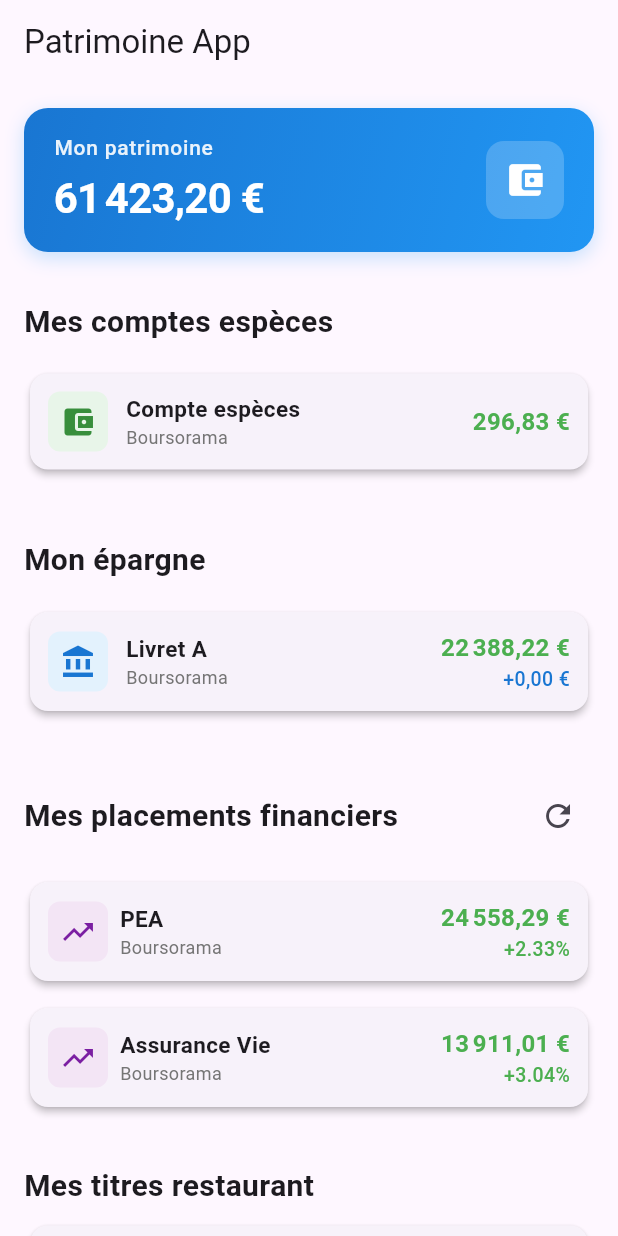
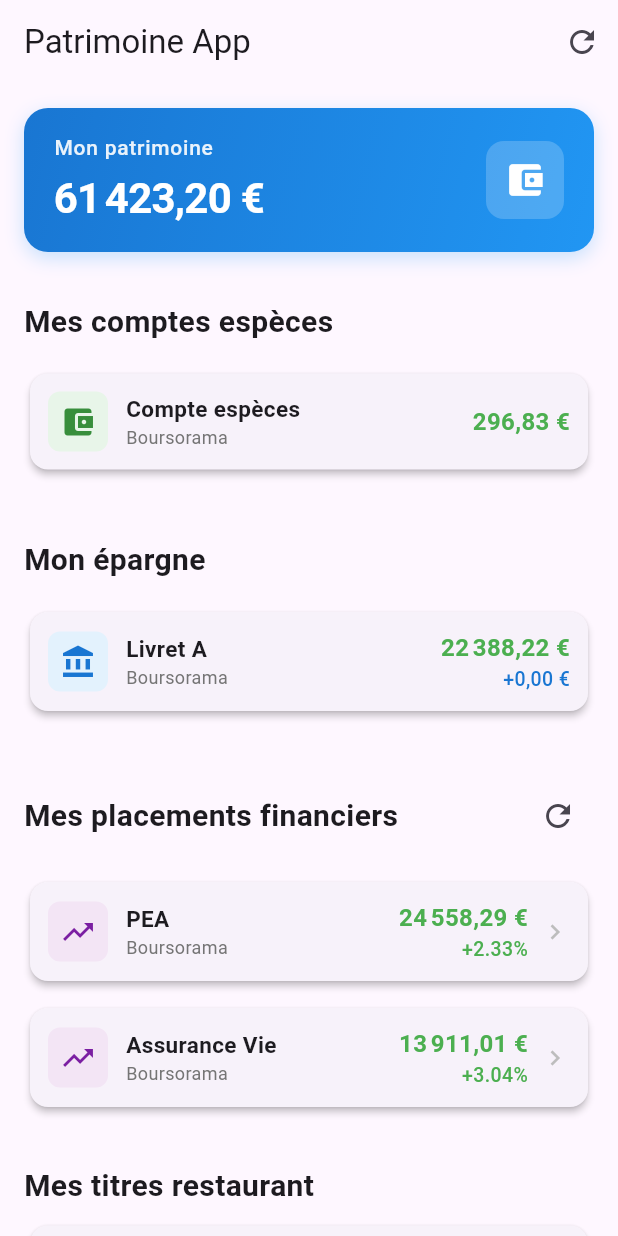
Before and after one commit to Lucasherfort/PatrimoineApp, a Flutter app: the screen it shows after launch, on a phone screen of 412 x 824 dp. Run offline on Flutter 3.47's test engine with Material 3 defaults, Android fonts, the phone set to English and light mode, and no system bars; our stand-ins replace googleapis_auth; missing offline and left inert: googleapis.

Commit message:
correction bug mise à jour

```diff
--- a/lib/ui/home_page.dart
+++ b/lib/ui/home_page.dart
@@ -27,11 +27,12 @@ class _HomePageState extends State<HomePage> {
   }
 
   Future<void> _loadPatrimoine() async {
+    setState(() => isLoading = true);
+
     final repo = LocalDatabaseRepository();
     final db = await repo.load();
     final service = PatrimoineService(db);
 
-    // ✅ Maintenant getTotalPatrimoineForUser est async
     final total = await service.getTotalPatrimoineForUser(userId);
     final accounts = service.getAccountsForUser(userId);
 
@@ -48,6 +49,14 @@ class _HomePageState extends State<HomePage> {
       appBar: AppBar(
         title: const Text("Patrimoine App"),
         elevation: 0,
+        actions: [
+          // ✅ Bouton refresh manuel
+          IconButton(
+            icon: const Icon(Icons.refresh),
+            onPressed: _loadPatrimoine,
+            tooltip: 'Actualiser',
+          ),
+        ],
       ),
       body: isLoading
           ? const Center(child: CircularProgressIndicator())
@@ -58,11 +67,21 @@ class _HomePageState extends State<HomePage> {
             PatrimoineHeader(patrimoineTotal: patrimoineTotal),
             CashAccountList(userId: userId),
             SavingsAccountList(accounts: userAccounts),
-            InvestmentList(userId: userId),
+            InvestmentList(
+              userId: userId,
+              onAccountTap: _onInvestmentAccountTap, // ✅ Callback
+            ),
             RestaurantVoucherList(userId: userId),
           ],
         ),
       ),
     );
   }
+
+  // ✅ Méthode appelée quand on clique sur un compte d'investissement
+  Future<void> _onInvestmentAccountTap() async {
+    // Attend le retour de la page de détail
+    // Si elle retourne true, on recharge
+    _loadPatrimoine();
+  }
 }
--- a/lib/widgets/investment_card.dart
+++ b/lib/widgets/investment_card.dart
@@ -7,8 +7,9 @@ class InvestmentCard extends StatelessWidget {
   final String name;
   final String type;
   final String bankName;
-  final double totalValue; // Valeur totale (espèces + titres)
-  final double performance; // Rendement en %
+  final double totalValue;
+  final double performance;
+  final VoidCallback? onTap; // ✅ Nouveau callback
 
   const InvestmentCard({
     super.key,
@@ -18,6 +19,7 @@ class InvestmentCard extends StatelessWidget {
     required this.bankName,
     required this.totalValue,
     required this.performance,
+    this.onTap,
   });
 
   String _formatAmount(double amount) {
@@ -37,8 +39,9 @@ class InvestmentCard extends StatelessWidget {
       width: double.infinity,
       margin: const EdgeInsets.only(bottom: 10),
       child: InkWell(
-        onTap: () {
-          Navigator.push(
+        onTap: () async {
+          // ✅ Navigue et attend le retour
+          final shouldReload = await Navigator.push(
             context,
             MaterialPageRoute(
               builder: (context) => InvestmentDetailPage(
@@ -48,6 +51,11 @@ class InvestmentCard extends StatelessWidget {
               ),
             ),
           );
+
+          // ✅ Si on doit recharger, appelle le callback
+          if (shouldReload == true && onTap != null) {
+            onTap!();
+          }
         },
         child: Card(
           elevation: 2,
@@ -58,7 +66,6 @@ class InvestmentCard extends StatelessWidget {
             padding: const EdgeInsets.all(12.0),
             child: Row(
               children: [
-                // Icône à gauche
                 Container(
                   padding: const EdgeInsets.all(8),
                   decoration: BoxDecoration(
@@ -71,9 +78,8 @@ class InvestmentCard extends StatelessWidget {
                     size: 24,
                   ),
                 ),
-                const SizedBox(width: 8),
+                const SizedBox(width: 12),
 
-                // Infos principales (nom + banque)
                 Expanded(
                   child: Column(
                     crossAxisAlignment: CrossAxisAlignment.start,
@@ -96,7 +102,6 @@ class InvestmentCard extends StatelessWidget {
                   ),
                 ),
 
-                // Montants à droite
                 Column(
                   crossAxisAlignment: CrossAxisAlignment.end,
                   children: [
@@ -118,6 +123,14 @@ class InvestmentCard extends StatelessWidget {
                     ),
                   ],
                 ),
+
+                const SizedBox(width: 8),
+
+                Icon(
+                  Icons.chevron_right,
+                  color: Colors.grey.shade400,
+                  size: 20,
+                ),
               ],
             ),
           ),
--- a/lib/widgets/investment_list.dart
+++ b/lib/widgets/investment_list.dart
@@ -5,10 +5,12 @@ import 'investment_card.dart';
 
 class InvestmentList extends StatefulWidget {
   final int userId;
+  final VoidCallback? onAccountTap; // ✅ Nouveau paramètre
 
   const InvestmentList({
     super.key,
     required this.userId,
+    this.onAccountTap,
   });
 
   @override
@@ -124,6 +126,7 @@ class _InvestmentListState extends State<InvestmentList> {
                 bankName: account.bankName,
                 totalValue: account.totalValue,
                 performance: account.performance,
+                onTap: widget.onAccountTap, // ✅ Passe le callback
               )),
         ],
       ),
```
Also changed, not shown: lib/ui/investment_detail_page.dart (+8 -5 lines).
